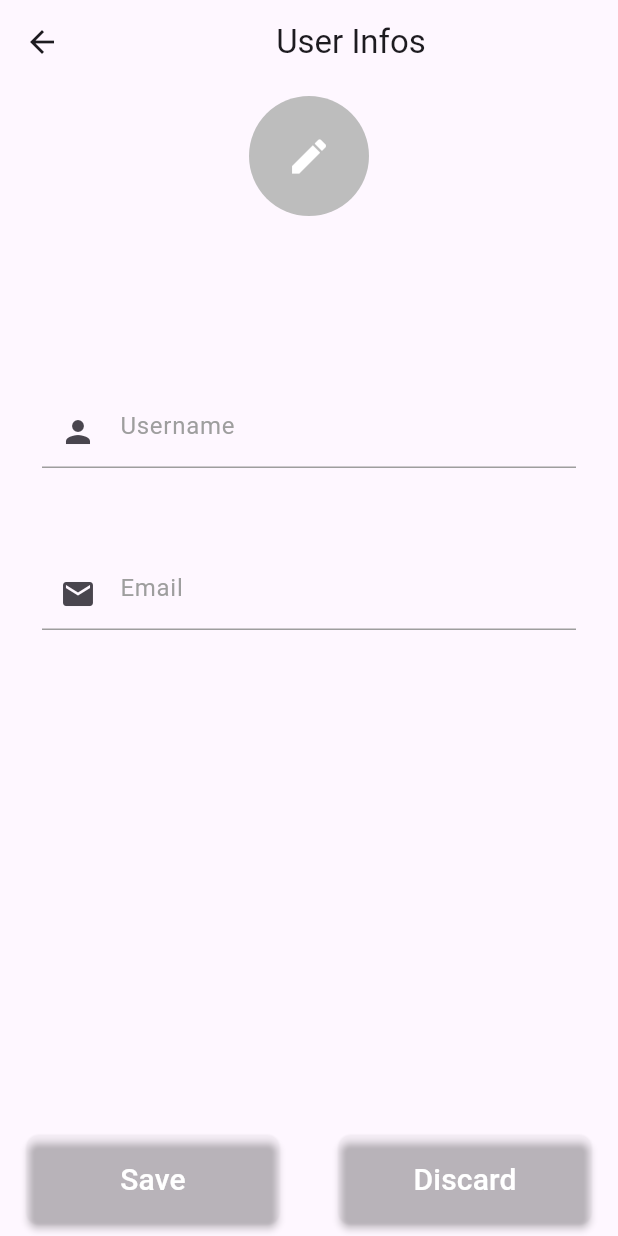
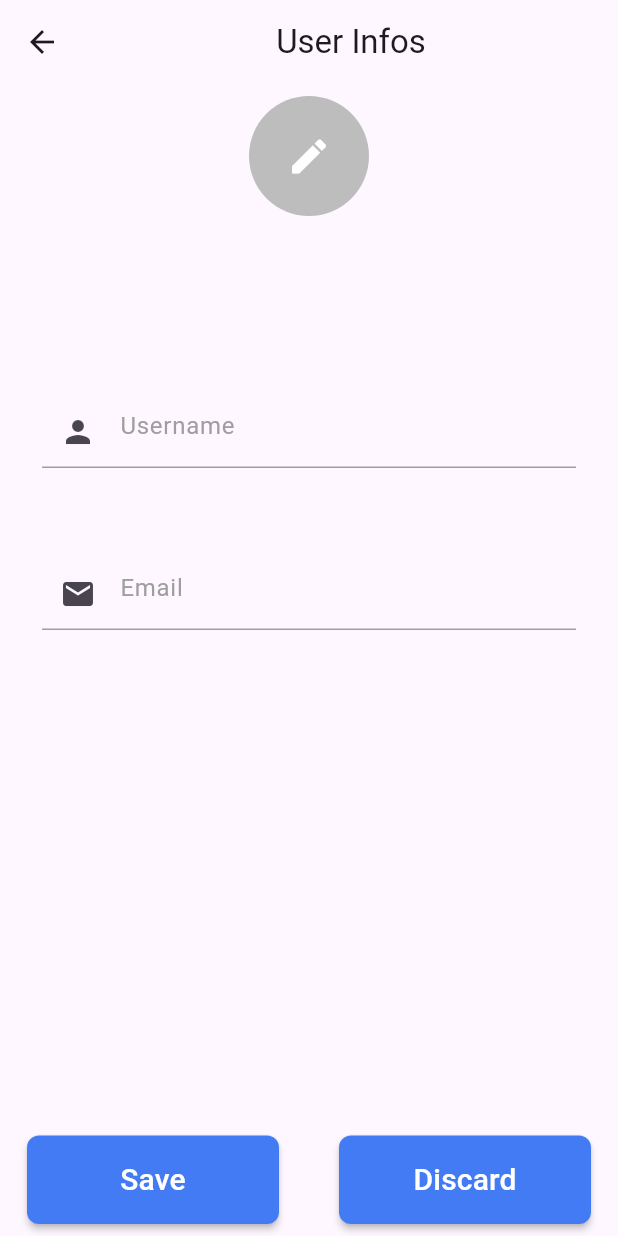
Before and after one commit to Ali-Hadi-Saker/Scout-AI-Flutter, a Flutter app: the SettingScreen screen opened by its route, after a tap on "User Infos", on a phone screen of 412 x 824 dp. Run offline on Flutter 3.47's test engine with Material 3 defaults, Android fonts, the light colour scheme and no system bars; our stand-ins replace shared_preferences; missing offline and left inert: flutter_joystick, flutter_vlc_player; accounts and stored records are empty.

Commit message:
added color for logout button

```diff
--- a/scout_ai/lib/screens/settings.dart
+++ b/scout_ai/lib/screens/settings.dart
@@ -111,7 +111,7 @@ class _SettingScreenState extends State<SettingScreen> {
                 heigth: 80),
             Spacer(),
             CustomizedButton(
-              color: AppColors.primaryButtonColor,
+              color: AppColors.logoutButtonColor,
               text: "Logout",
               onPressed: logout,
               heigth: 80,
--- a/scout_ai/lib/utils/constant.dart
+++ b/scout_ai/lib/utils/constant.dart
@@ -1,5 +1,6 @@
 import 'package:flutter/material.dart';
 
 class AppColors {
-  static Color primaryButtonColor = Color.fromARGB(0, 57, 92, 168);
+  static const Color primaryButtonColor = Color.fromARGB(255, 67, 123, 245);
+  static const Color logoutButtonColor = Color.fromARGB(255, 240, 36, 36);
 }
```
